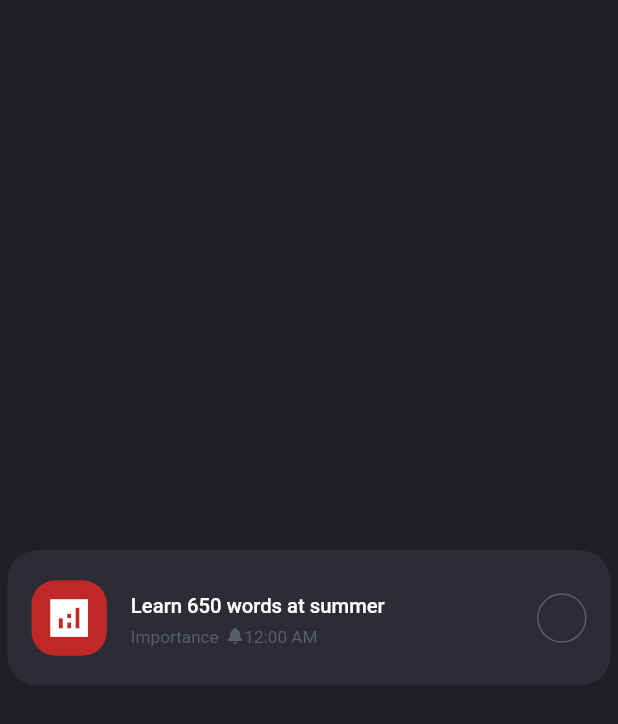
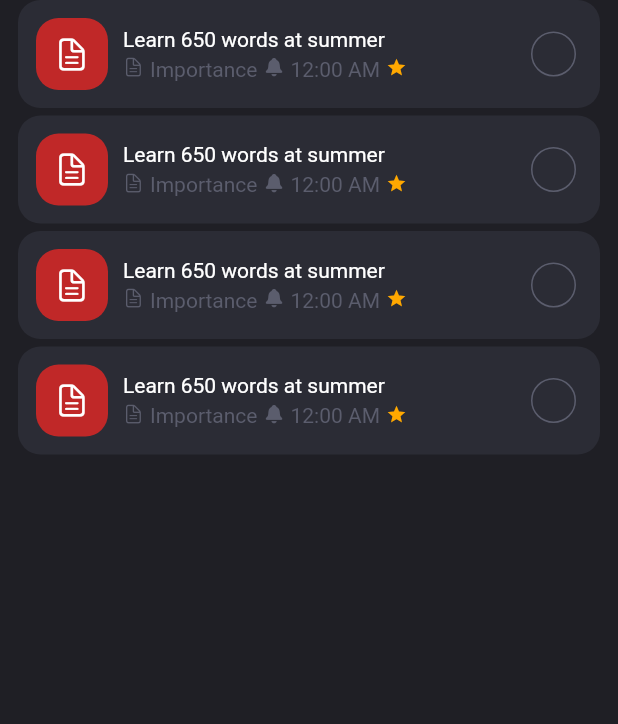
Before and after one commit to ericNygzarovich/wildeTodo, a Flutter app: the screen it shows after launch, on a phone screen of 412 x 824 dp. Shown: the top 724 px of the screen. Run offline on Flutter 3.47's test engine with Material 2 defaults, Android fonts, the phone set to English and light mode, and no system bars; our stand-ins replace equatable.

Commit message:
TaskWidget is finished

```diff
--- a/lib/modules/tasks/screens/tasks_screen.dart
+++ b/lib/modules/tasks/screens/tasks_screen.dart
@@ -8,6 +8,25 @@ class TasksScreen extends StatelessWidget {
 
   @override
   Widget build(BuildContext context) {
-    return const Task();
+    return ListView.separated(
+      itemCount: 4,
+      itemBuilder: (context, index) => const Task(
+        status: TaskStatus.undone,
+        time: '12:00 AM',
+        category: 'Importance',
+        isPrivat: false,
+        starred: true,
+        details: true,
+      ),
+      separatorBuilder: (context, index) => const SizedBox(
+        height: 5,
+      ),
+    );
   }
 }
+
+enum TaskStatus {
+  undone,
+  success,
+  failed,
+}
--- a/lib/modules/tasks/widgets/task.dart
+++ b/lib/modules/tasks/widgets/task.dart
@@ -2,123 +2,153 @@ import 'package:flutter/cupertino.dart';
 import 'package:flutter/material.dart';
 import 'package:wildtodo/core/core_utils.dart';
 
+import '../screens/tasks_screen.dart';
+
 class Task extends StatelessWidget {
+  final TaskStatus status;
+  final String time;
+  final String category;
+  final bool isPrivat;
+  final bool details;
+  final bool starred;
+
   const Task({
     super.key,
+    required this.status,
+    required this.isPrivat,
+    required this.category,
+    required this.details,
+    required this.starred,
+    required this.time,
   });
 
   @override
   Widget build(BuildContext context) {
+    Widget trealing = status != TaskStatus.undone
+        ? Container(
+            padding: const EdgeInsets.symmetric(horizontal: 7, vertical: 7),
+            margin: const EdgeInsets.only(right: 16),
+            decoration: BoxDecoration(
+              borderRadius: BorderRadius.circular(100),
+              color: status == TaskStatus.failed
+                  ? context.theme.palette.status.negative.vivid
+                  : context.theme.palette.status.positive.vivid,
+            ),
+            child: status == TaskStatus.failed
+                ? Icon(
+                    Icons.clear,
+                    size: 18,
+                    color: context.theme.palette.grayscale.g6,
+                  )
+                : Icon(
+                    Icons.check,
+                    size: 20,
+                    color: context.theme.palette.grayscale.g6,
+                  ),
+          )
+        : Padding(
+            padding: const EdgeInsets.only(right: 16),
+            child: SizedBox(
+              height: 30,
+              width: 30,
+              child: DecoratedBox(
+                decoration: BoxDecoration(
+                  border: Border.all(
+                    color: context.theme.palette.grayscale.g5,
+                  ),
+                  borderRadius: BorderRadius.circular(100),
+                ),
+              ),
+            ),
+          );
+
     return Container(
-      height: 90,
-      width: double.infinity,
-      margin: const EdgeInsets.only(left: 5, right: 5),
+      margin: const EdgeInsets.symmetric(horizontal: 12),
       decoration: BoxDecoration(
-        color: context.theme.palette.grayscale.g4,
-        borderRadius: BorderRadius.circular(20),
+        color: status != TaskStatus.undone
+            ? context.theme.palette.grayscale.g3
+            : context.theme.palette.grayscale.g4,
+        borderRadius: BorderRadius.circular(15),
       ),
-      child: const Center(
-        child: ListTile(
-          leading: TaskLeadingWidget(),
-          title: TaskTitleWidget(),
-          subtitle: TaskSubtitleWidget(),
-          trailing: TaskTrailingWidget(),
-          isThreeLine: false,
-        ),
+      child: Row(
+        children: [
+          isPrivat
+              ? Padding(
+                  padding:
+                      const EdgeInsets.symmetric(vertical: 24, horizontal: 22),
+                  child: Icon(
+                    CupertinoIcons.eye_slash_fill,
+                    color: context.theme.palette.grayscale.g5,
+                  ),
+                )
+              : Container(
+                  margin: const EdgeInsets.only(
+                      top: 12, bottom: 12, left: 12, right: 10),
+                  padding: const EdgeInsets.all(12),
+                  decoration: BoxDecoration(
+                    color: context.theme.palette.status.negative.vivid,
+                    borderRadius: BorderRadius.circular(15),
+                  ),
+                  child: Icon(
+                    CupertinoIcons.doc_text,
+                    color: context.theme.palette.grayscale.g6,
+                  ),
+                ),
+          Expanded(
+            child: Column(
+              crossAxisAlignment: CrossAxisAlignment.start,
+              mainAxisAlignment: MainAxisAlignment.center,
+              children: [
+                Text(
+                  'Learn 650 words at summer',
+                  style: TextStyle(
+                    color: context.theme.palette.grayscale.g6,
+                  ),
+                ),
+                const SizedBox(height: 4),
+                Wrap(
+                  spacing: 4,
+                  children: [
+                    if (details)
+                      Icon(
+                        CupertinoIcons.doc_text,
+                        size: 14,
+                        color: context.theme.palette.grayscale.g5,
+                      ),
+                    if (category.isNotEmpty)
+                      Text(
+                        category,
+                        style: TextStyle(
+                          color: context.theme.palette.grayscale.g5,
+                        ),
+                      ),
+                    if (time.isNotEmpty) ...[
+                      Icon(
+                        CupertinoIcons.bell_fill,
+                        size: 14,
+                        color: context.theme.palette.grayscale.g5,
+                      ),
+                      Text(
+                        time,
+                        style: TextStyle(
+                          color: context.theme.palette.grayscale.g5,
+                        ),
+                      ),
+                    ],
+                    if (starred)
+                      Icon(
+                        Icons.star,
+                        size: 14,
+                        color: context.theme.palette.accent.secondary.vivid,
+                      ),
+                  ],
+                ),
+              ],
+            ),
+          ),
+          trealing,
+        ],
       ),
     );
   }
 }
-
-class TaskTrailingWidget extends StatelessWidget {
-  const TaskTrailingWidget({
-    super.key,
-  });
-
-  @override
-  Widget build(BuildContext context) {
-    final Size size = MediaQuery.of(context).size;
-
-    return Container(
-      height: size.width / 12.5,
-      width: size.width / 12.5,
-      decoration: BoxDecoration(
-        border: Border.all(
-          width: 1,
-          color: context.theme.palette.grayscale.g5,
-        ),
-        borderRadius: BorderRadius.circular(100),
-      ),
-    );
-  }
-}
-
-class TaskSubtitleWidget extends StatelessWidget {
-  const TaskSubtitleWidget({
-    super.key,
-  });
-
-  @override
-  Widget build(BuildContext context) {
-    final Size size = MediaQuery.of(context).size;
-    final Color colorForItem = context.theme.palette.grayscale.g5;
-
-    TextStyle textStyle = TextStyle(
-      color: colorForItem,
-      fontSize: size.width / 36,
-    );
-
-    return Row(
-      children: [
-        Text('Importance', style: textStyle),
-        const SizedBox(width: 5),
-        Icon(CupertinoIcons.bell_solid,
-            color: colorForItem, size: size.width / 34),
-        Text('12:00 AM', style: textStyle),
-      ],
-    );
-  }
-}
-
-class TaskLeadingWidget extends StatelessWidget {
-  const TaskLeadingWidget({
-    super.key,
-  });
-
-  @override
-  Widget build(BuildContext context) {
-    final Size size = MediaQuery.of(context).size;
-
-    return Container(
-      height: size.width / 8.2,
-      width: size.width / 8.2,
-      decoration: BoxDecoration(
-        color: context.theme.palette.status.negative.vivid,
-        borderRadius: BorderRadius.circular(16),
-      ),
-      child: Icon(
-        Icons.analytics_sharp,
-        color: context.theme.palette.grayscale.g6,
-        size: size.width / 12.4,
-      ),
-    );
-  }
-}
-
-class TaskTitleWidget extends StatelessWidget {
-  const TaskTitleWidget({super.key});
-
-  @override
-  Widget build(BuildContext context) {
-    final Size size = MediaQuery.of(context).size;
-
-    return Text(
-      'Learn 650 words at summer',
-      style: TextStyle(
-        color: context.theme.palette.grayscale.g6,
-        fontWeight: FontWeight.w500,
-        fontSize: size.width / 30.5,
-      ),
-    );
-  }
-}
--- a/pubspec.yaml
+++ b/pubspec.yaml
@@ -16,6 +16,8 @@ dependencies:
   flutter_bloc: ^8.1.3
   get_it: ^7.6.0
   equatable: ^2.0.5
+  flutter_svg: ^2.0.7
+
 
 dev_dependencies:
   flutter_test:
@@ -27,8 +29,8 @@ flutter:
   uses-material-design: true
 
   # To add assets to your application, add an assets section, like this:
-  # assets:
-  #   - images/a_dot_burr.jpeg
+  assets:
+    - assets/icons/
   #   - images/a_dot_ham.jpeg
 
   # An image asset can refer to one or more resolution-specific "variants", see
```
Also changed, not shown: assets/icons/Vector.svg (added), pubspec.lock, 3 other files.
